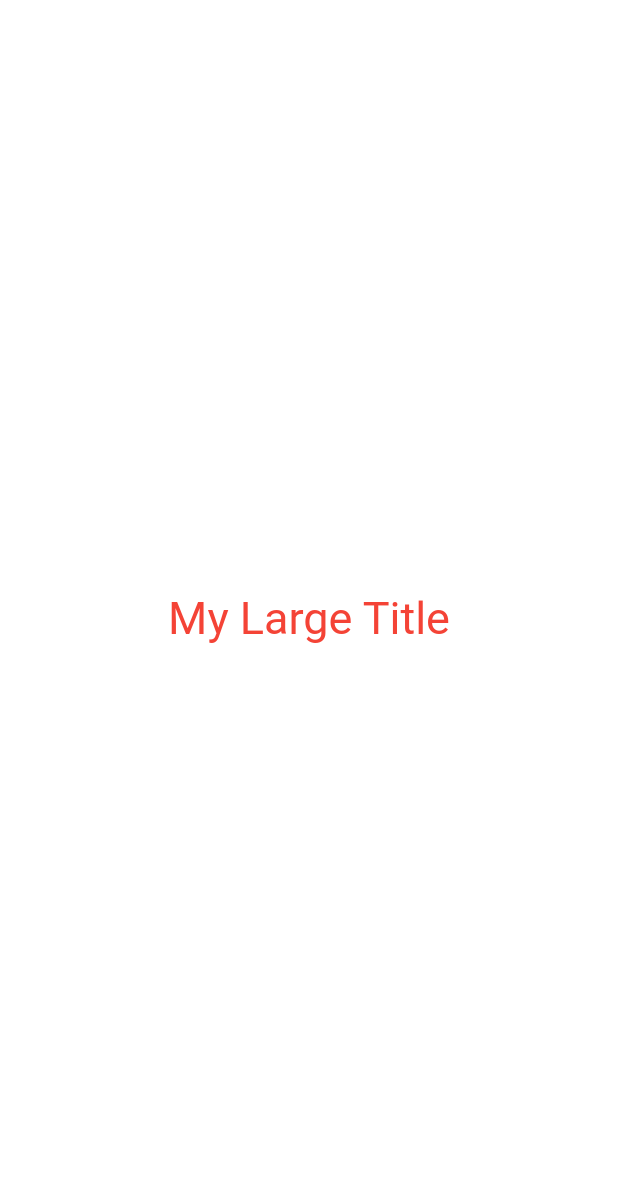
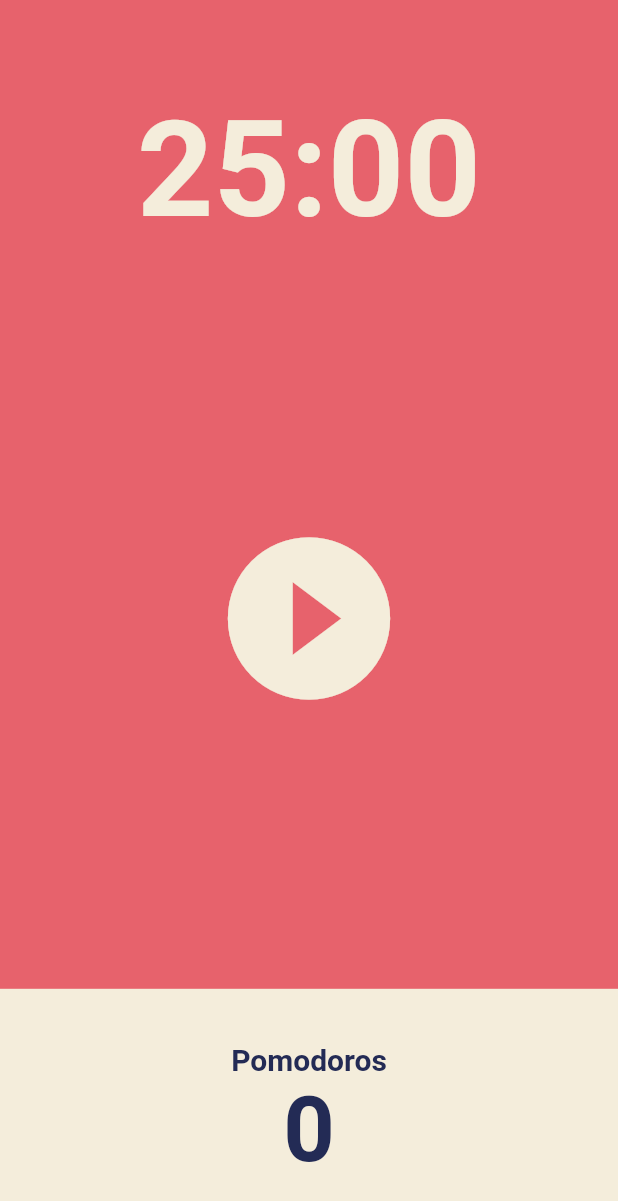
Before and after one commit to mypace0600/toonflix, a Flutter app: the screen it shows after launch, on a phone screen of 412 x 824 dp. Shown: the top 1201 px of the screen. Run offline on Flutter 3.47's test engine with Material 2 defaults, Android fonts, the phone set to English and light mode, and no system bars.

Commit message:
Pomodoros and using theme

```diff
--- a/lib/main.dart
+++ b/lib/main.dart
@@ -1,55 +1,28 @@
 import 'package:flutter/material.dart';
+import 'package:toonflix/screens/home_screen.dart';
 
 void main() {
   runApp(const App());
 }
 
-class App extends StatefulWidget {
+class App extends StatelessWidget {
   const App({super.key});
 
-  @override
-  State<App> createState() => _AppState();
-}
-
-class _AppState extends State<App> {
   @override
   Widget build(BuildContext context) {
     return MaterialApp(
       theme: ThemeData(
         textTheme: const TextTheme(
-          titleLarge: TextStyle(
-            color: Colors.red,
+          displayLarge: TextStyle(
+            color: Color(0xFF232B55),
           ),
         ),
+        colorScheme: ColorScheme.fromSwatch(
+          backgroundColor: const Color(0xFFE7626C),
+        ),
+        cardColor: const Color(0xFFF4EDDB),
       ),
-      home: const Scaffold(
-        backgroundColor: Colors.white,
-        body: Center(
-          child: Column(
-            mainAxisAlignment: MainAxisAlignment.center,
-            children: [
-              MyLargeTitle(),
-            ],
-          ),
-        ),
-      ),
+      home: const HomeScreen(),
     );
   }
 }
-
-class MyLargeTitle extends StatelessWidget {
-  const MyLargeTitle({
-    super.key,
-  });
-
-  @override
-  Widget build(BuildContext context) {
-    return Text(
-      'My Large Title',
-      style: TextStyle(
-        fontSize: 30,
-        color: Theme.of(context).textTheme.titleLarge!.color,
-      ),
-    );
-  }
-}
--- /dev/null
+++ b/lib/screens/home_screen.dart
@@ -0,0 +1,85 @@
+import 'package:flutter/material.dart';
+
+class HomeScreen extends StatefulWidget {
+  const HomeScreen({super.key});
+
+  @override
+  State<HomeScreen> createState() => _HomeScreenState();
+}
+
+class _HomeScreenState extends State<HomeScreen> {
+  @override
+  Widget build(BuildContext context) {
+    return Scaffold(
+      backgroundColor: Theme.of(context).colorScheme.background,
+      body: Column(
+        children: [
+          Flexible(
+            flex: 1,
+            child: Container(
+              alignment: Alignment.bottomCenter,
+              child: Text(
+                '25:00',
+                style: TextStyle(
+                  color: Theme.of(context).cardColor,
+                  fontSize: 89,
+                  fontWeight: FontWeight.w600,
+                ),
+              ),
+            ),
+          ),
+          Flexible(
+            flex: 3,
+            child: Center(
+              child: IconButton(
+                onPressed: () {},
+                icon: const Icon(
+                  Icons.play_circle_filled_outlined,
+                ),
+                iconSize: 130,
+                color: Theme.of(context).cardColor,
+              ),
+            ),
+          ),
+          Flexible(
+            flex: 1,
+            child: Row(
+              children: [
+                Expanded(
+                  child: Container(
+                    decoration: BoxDecoration(
+                      color: Theme.of(context).cardColor,
+                    ),
+                    child: Column(
+                      mainAxisAlignment: MainAxisAlignment.center,
+                      children: [
+                        Text(
+                          'Pomodoros',
+                          style: TextStyle(
+                            fontSize: 20,
+                            color:
+                                Theme.of(context).textTheme.displayLarge!.color,
+                            fontWeight: FontWeight.w600,
+                          ),
+                        ),
+                        Text(
+                          '0',
+                          style: TextStyle(
+                            fontSize: 60,
+                            color:
+                                Theme.of(context).textTheme.displayLarge!.color,
+                            fontWeight: FontWeight.w600,
+                          ),
+                        ),
+                      ],
+                    ),
+                  ),
+                ),
+              ],
+            ),
+          ),
+        ],
+      ),
+    );
+  }
+}
```
